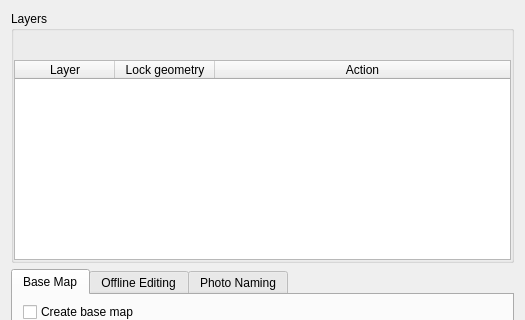
First picture: the form in qfieldsync/ui/project_configuration_dialog.ui, repository opengisch/qfieldsync, before the edit; both pictures show x 0 to 525 and y 0 to 320 of the 525 by 579 pixel window.
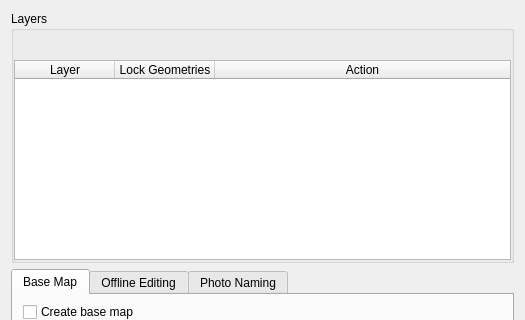
Second picture: the form after the edit. Icons and pictures are not drawn. Custom widgets are drawn as their Qt base class.

Commit message: Capitalize and pluralize "Lock Geometries" string

Patch:
```diff
--- a/qfieldsync/ui/project_configuration_dialog.ui
+++ b/qfieldsync/ui/project_configuration_dialog.ui
@@ -77,7 +77,7 @@
         </column>
         <column>
          <property name="text">
-          <string>Lock geometry</string>
+          <string>Lock Geometries</string>
          </property>
          <property name="toolTip">
           <string>When enabled, this option disables adding and deleting features, as well as modifying the geometries of existing features.</string>
```
The commit also changes 1 other file.
